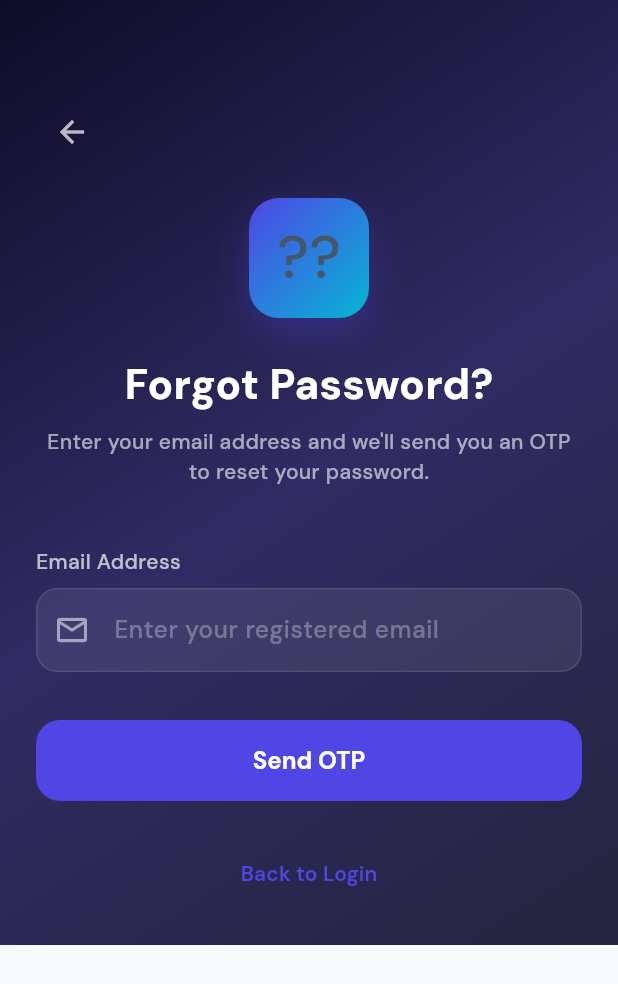
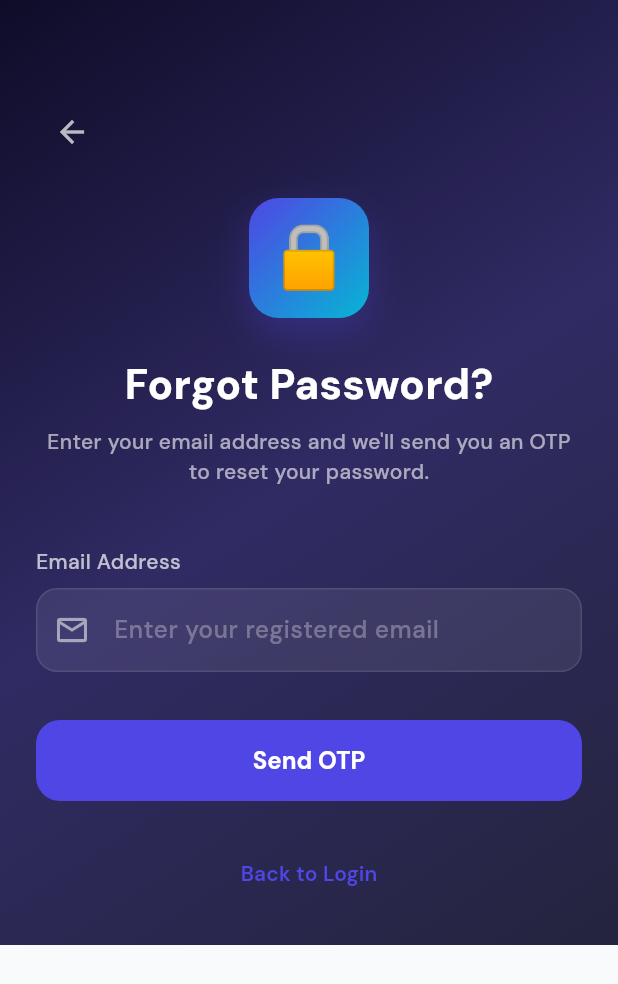
Before and after one commit to naresh-upadhyay/EduSHAMIIT, a Flutter app: the ForgotPasswordScreen screen opened by its route, on a phone screen of 412 x 824 dp. Shown: the top 984 px of the screen. Run offline on Flutter 3.47's test engine with Material 3 defaults, Android fonts, the phone set to English and light mode, and no system bars; our stand-ins replace cached_network_image, file_picker, fl_chart, flutter_local_notifications, flutter_riverpod, go_router and 8 more; accounts and stored records are empty.

```diff
--- a/edu_shamiit_ai/lib/features/shared/login/screens/forgot_password_screen.dart
+++ b/edu_shamiit_ai/lib/features/shared/login/screens/forgot_password_screen.dart
@@ -10,7 +10,8 @@ class ForgotPasswordScreen extends ConsumerStatefulWidget {
   const ForgotPasswordScreen({super.key});
 
   @override
-  ConsumerState<ForgotPasswordScreen> createState() => _ForgotPasswordScreenState();
+  ConsumerState<ForgotPasswordScreen> createState() =>
+      _ForgotPasswordScreenState();
 }
 
 class _ForgotPasswordScreenState extends ConsumerState<ForgotPasswordScreen> {
@@ -117,7 +118,7 @@ class _ForgotPasswordScreenState extends ConsumerState<ForgotPasswordScreen> {
                     ],
                   ),
                   child: const Center(
-                    child: Text('??', style: TextStyle(fontSize: 40)),
+                    child: Text('🔒', style: TextStyle(fontSize: 40)),
                   ),
                 ),
                 const SizedBox(height: 24),
@@ -247,11 +248,13 @@ class _ForgotPasswordScreenState extends ConsumerState<ForgotPasswordScreen> {
             fillColor: Colors.white.withValues(alpha: 0.08),
             border: OutlineInputBorder(
               borderRadius: BorderRadius.circular(14),
-              borderSide: BorderSide(color: Colors.white.withValues(alpha: 0.1)),
+              borderSide:
+                  BorderSide(color: Colors.white.withValues(alpha: 0.1)),
             ),
             enabledBorder: OutlineInputBorder(
               borderRadius: BorderRadius.circular(14),
-              borderSide: BorderSide(color: Colors.white.withValues(alpha: 0.1)),
+              borderSide:
+                  BorderSide(color: Colors.white.withValues(alpha: 0.1)),
             ),
             focusedBorder: OutlineInputBorder(
               borderRadius: BorderRadius.circular(14),
```
